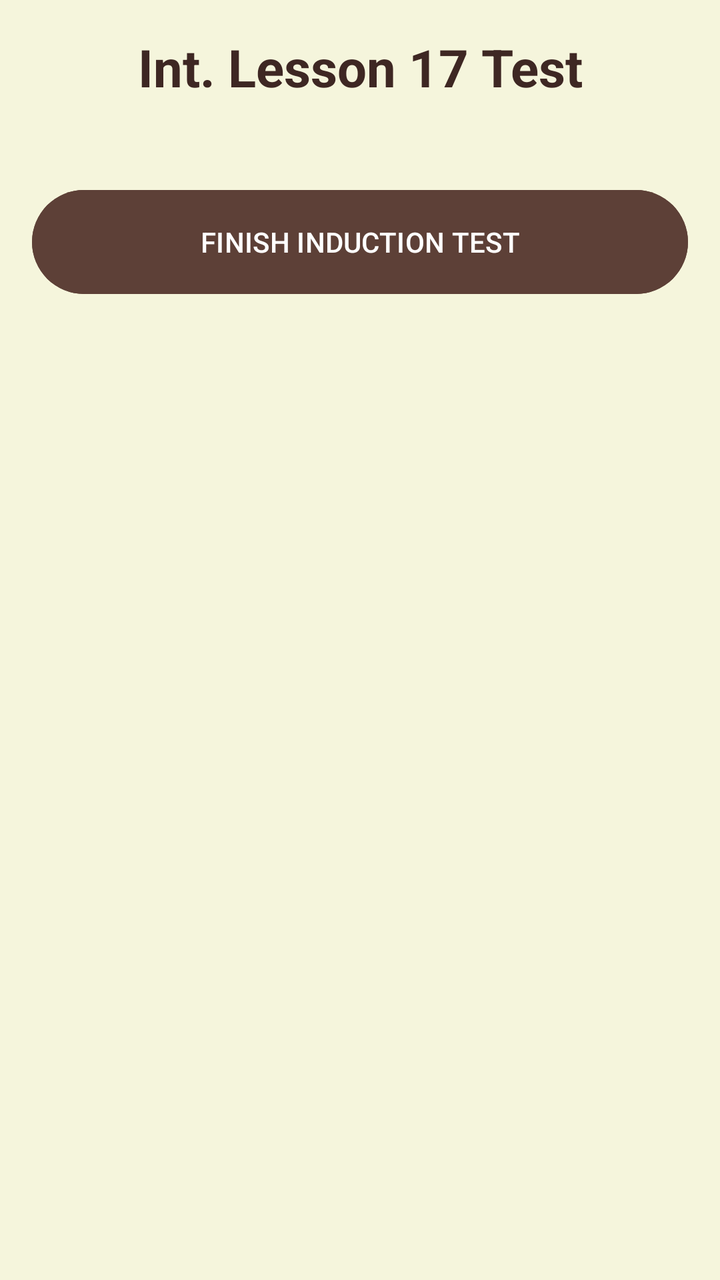
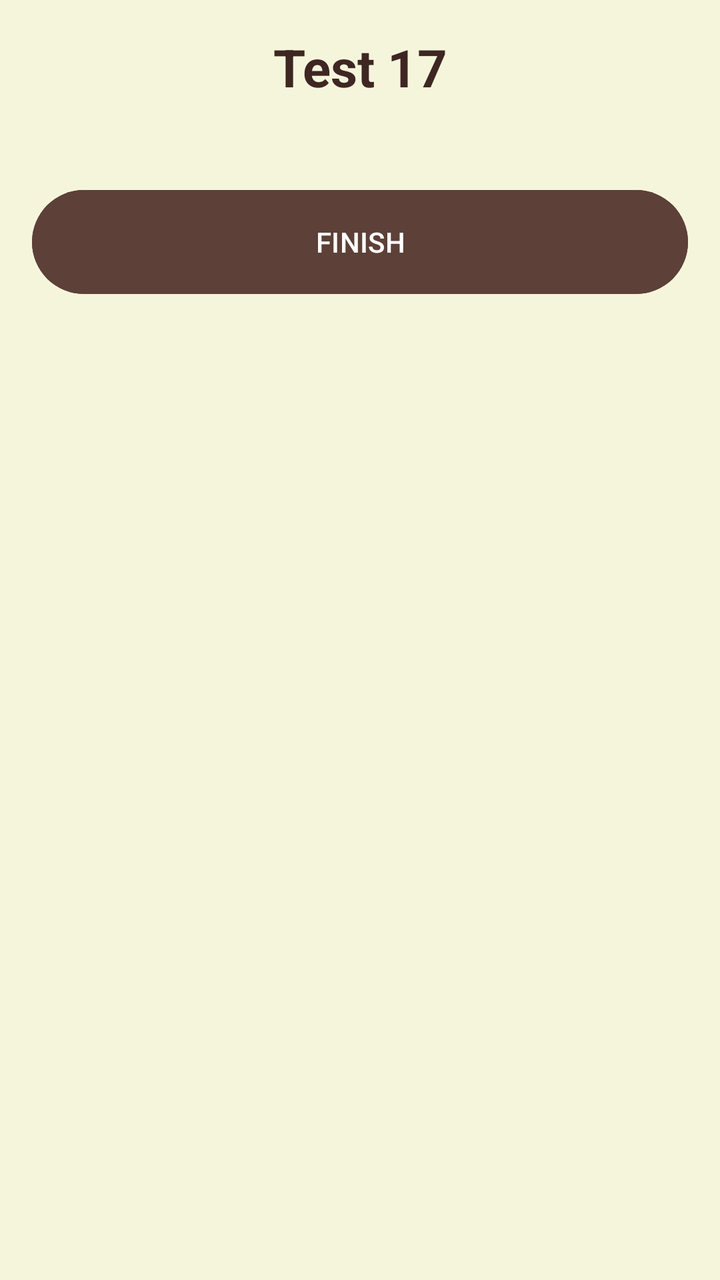

The first picture is an Android layout as it rendered before a commit; the second is the same layout after the commit. The layout source and the unified diff follow.
<!-- AndroidManifest.xml: application theme Theme.OlympMathMentor -->
<!-- res/layout/activity_int_test17.xml -->
<?xml version="1.0" encoding="utf-8"?>
<ScrollView xmlns:android="http://schemas.android.com/apk/res/android"
    android:layout_width="match_parent"
    android:layout_height="match_parent"
    android:background="#F5F5DC"
    android:padding="16dp">

    <LinearLayout
        android:layout_width="match_parent"
        android:layout_height="wrap_content"
        android:orientation="vertical">

        <TextView
            android:layout_width="match_parent"
            android:layout_height="wrap_content"
            android:text="Int. Lesson 17 Test"
            android:textSize="26sp"
            android:textStyle="bold"
            android:textColor="#3E2723"
            android:gravity="center"
            android:layout_marginBottom="20dp"/>

        <LinearLayout
            android:id="@+id/questionsContainer"
            android:layout_width="match_parent"
            android:layout_height="wrap_content"
            android:orientation="vertical" />

        <Button
            android:id="@+id/btnFinish"
            android:layout_width="match_parent"
            android:layout_height="60dp"
            android:text="FINISH INDUCTION TEST"
            android:backgroundTint="#5D4037"
            android:textColor="#FFFFFF"
            android:layout_marginTop="20dp"/>

        <LinearLayout
            android:id="@+id/resultLayout"
            android:layout_width="match_parent"
            android:layout_height="wrap_content"
            android:orientation="vertical"
            android:visibility="gone"
            android:gravity="center"
            android:layout_marginTop="20dp">

            <TextView
                android:id="@+id/tvScore"
                android:layout_width="wrap_content"
                android:layout_height="wrap_content"
                android:textSize="24sp"
                android:textColor="#3E2723"
                android:textStyle="bold"/>

            <LinearLayout
                android:id="@+id/medalsLayout"
                android:layout_width="wrap_content"
                android:layout_height="wrap_content"
                android:orientation="horizontal"
                android:layout_margin="10dp"
                android:visibility="gone">

                <ImageView android:id="@+id/medal1" android:layout_width="60dp" android:layout_height="60dp" android:src="@drawable/ic_medal" />
                <ImageView android:id="@+id/medal2" android:layout_width="60dp" android:layout_height="60dp" android:src="@drawable/ic_medal" />
                <ImageView android:id="@+id/medal3" android:layout_width="60dp" android:layout_height="60dp" android:src="@drawable/ic_medal" />

            </LinearLayout>

            <TextView
                android:id="@+id/tvFeedback"
                android:layout_width="match_parent"
                android:layout_height="wrap_content"
                android:gravity="center"
                android:textSize="18sp"
                android:textColor="#D32F2F"
                android:layout_marginBottom="20dp"/>

            <Button
                android:id="@+id/btnNextLesson"
                android:layout_width="match_parent"
                android:layout_height="60dp"
                android:text="Next Lesson"
                android:visibility="gone"
                android:backgroundTint="#2E7D32"
                android:textColor="#FFFFFF"
                android:layout_marginBottom="10dp"/>

            <Button
                android:id="@+id/btnRetry"
                android:layout_width="match_parent"
                android:layout_height="60dp"
                android:text="Retry Test"
                android:backgroundTint="#D32F2F"
                android:textColor="#FFFFFF"/>

        </LinearLayout>
    </LinearLayout>
</ScrollView>
<!-- resources referenced by this layout -->
<resources>
  <!-- drawable ic_medal (drawable) -->
  <vector xmlns:android="http://schemas.android.com/apk/res/android"
      android:width="24dp"
      android:height="24dp"
      android:viewportWidth="24"
      android:viewportHeight="24">
      <path
          android:fillColor="#FFFFFFFF"
          android:pathData="M17,10.43V2H7v8.43c0,0.35 0.18,0.68 0.49,0.86l4.18,2.51l-0.99,2.34l-3.41,0.29l2.59,2.24L8.96,22L12,20.23L15.04,22l-0.9-3.33l2.59,-2.24l-3.41,-0.29l-0.99,-2.34l4.18,-2.51C16.82,11.11 17,10.79 17,10.43zM13,4h2v3h-2V4zM9,4h2v3H9V4z"/>
  </vector>
  <style name="Theme.OlympMathMentor" parent="Base.Theme.OlympMathMentor" />
  <style name="Base.Theme.OlympMathMentor" parent="Theme.Material3.DayNight.NoActionBar">
          
          
      </style>
</resources>

<!-- the commit's change to res/layout/activity_int_test17.xml (unified diff, before → after) -->
@@ -13,7 +13,7 @@
         <TextView
             android:layout_width="match_parent"
             android:layout_height="wrap_content"
-            android:text="Int. Lesson 17 Test"
+            android:text="Test 17"
             android:textSize="26sp"
             android:textStyle="bold"
             android:textColor="#3E2723"
@@ -30,7 +30,7 @@
             android:id="@+id/btnFinish"
             android:layout_width="match_parent"
             android:layout_height="60dp"
-            android:text="FINISH INDUCTION TEST"
+            android:text="FINISH"
             android:backgroundTint="#5D4037"
             android:textColor="#FFFFFF"
             android:layout_marginTop="20dp"/>
